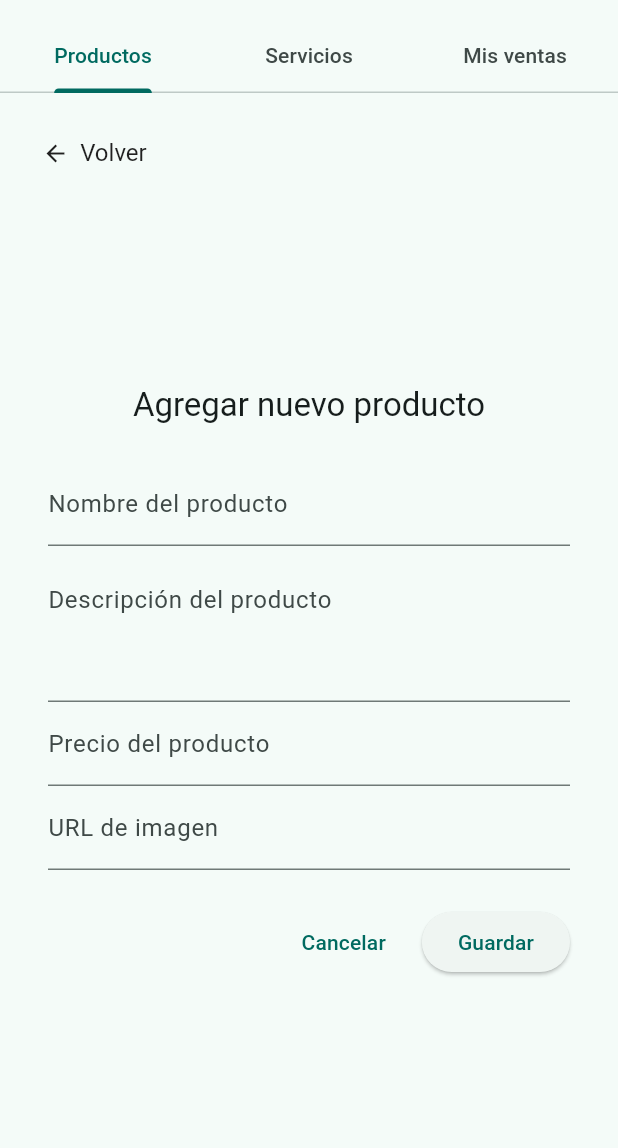
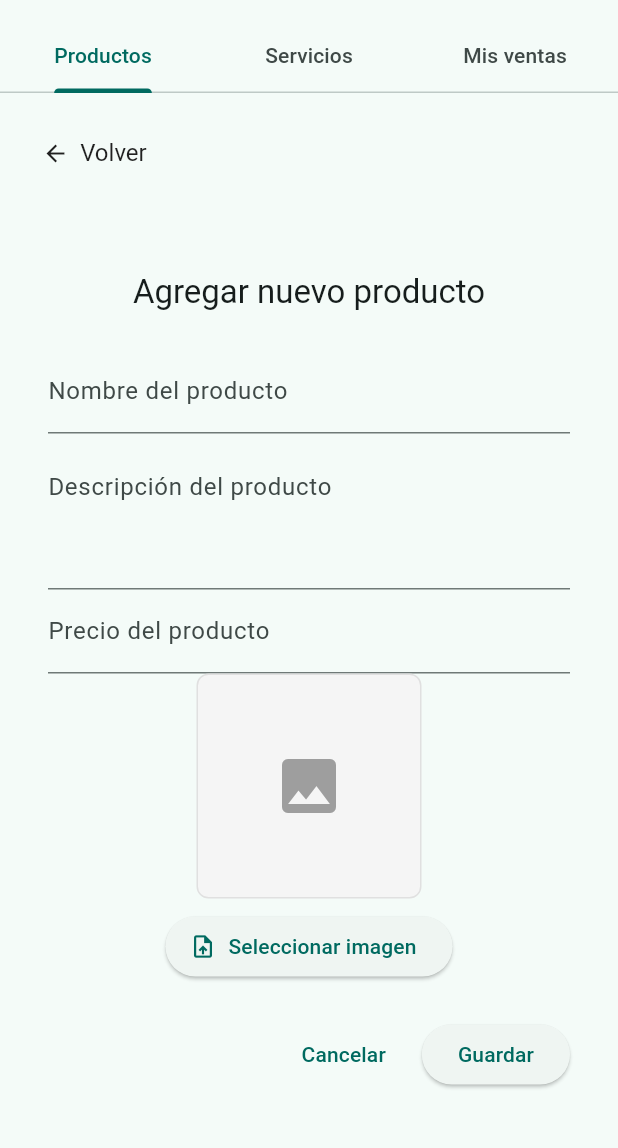
Before and after one commit to jfranciscopages/adminReginaApp, a Flutter app: the screen it shows after launch, after a tap on "Agregar producto", on a phone screen of 412 x 824 dp, the part 63-1211 px from its top. Run offline on Flutter 3.47's test engine with Material 3 defaults, Android fonts, the light colour scheme and no system bars; our stand-ins replace cloud_firestore, firebase_core, firebase_storage, flutter_riverpod; missing offline and left inert: dart:html; accounts and stored records are empty; statements that could not run were skipped.

Commit message:
image uploader (products only)

```diff
--- a/lib/domain/product.dart
+++ b/lib/domain/product.dart
@@ -5,7 +5,8 @@ class Product {
   String name;
   String description;
   int price;
-  String? imageUrl;
+  String? imageUrl; // para compatibilidad
+  String? imagePath; // nuevo
   DateTime? createdAt;
   DateTime? deletedAt;
   String status;
@@ -16,11 +17,11 @@ class Product {
     required this.description,
     required this.price,
     this.imageUrl,
+    this.imagePath,
     this.createdAt,
     this.deletedAt,
     this.status = 'active',
   });
-
   factory Product.fromFirestore(
     DocumentSnapshot<Map<String, dynamic>> doc,
     SnapshotOptions? options,
@@ -32,6 +33,7 @@ class Product {
       description: data['description'] ?? '',
       price: data['price'] ?? 0,
       imageUrl: data['imageUrl'],
+      imagePath: data['imagePath'],
       status: data['status'] ?? 'active',
       createdAt: (data['createdAt'] as Timestamp?)?.toDate(),
       deletedAt: (data['deletedAt'] as Timestamp?)?.toDate(),
@@ -44,6 +46,7 @@ class Product {
       'description': description,
       'price': price,
       'imageUrl': imageUrl,
+      'imagePath': imagePath,
       'status': status,
       'createdAt': createdAt,
       'deletedAt': deletedAt,
--- a/lib/main.dart
+++ b/lib/main.dart
@@ -1,32 +1,14 @@
-import 'package:admin_regina_app/domain/service.dart';
-import 'package:admin_regina_app/presentation/providers/product_provider.dart';
-import 'package:admin_regina_app/presentation/providers/service_provider.dart';
 import 'package:admin_regina_app/presentation/screens/home_page.dart';
 import 'package:flutter/material.dart';
-import 'package:provider/provider.dart';
+import 'package:flutter_riverpod/flutter_riverpod.dart';
 import 'package:firebase_core/firebase_core.dart';
-import 'domain/product.dart';
 import 'firebase_options.dart';
 
 void main() async {
   WidgetsFlutterBinding.ensureInitialized();
   await Firebase.initializeApp(options: DefaultFirebaseOptions.currentPlatform);
 
-  runApp(
-    MultiProvider(
-      providers: [
-        StreamProvider<List<Product>>(
-          create: (_) => ProductProvider().getProductsStream(),
-          initialData: const [],
-        ),
-        StreamProvider<List<Service>>(
-          create: (_) => ServiceProvider().getServicesStream(),
-          initialData: const [],
-        ),
-      ],
-      child: const AdminReginaApp(),
-    ),
-  );
+  runApp(const ProviderScope(child: AdminReginaApp()));
 }
 
 class AdminReginaApp extends StatelessWidget {
--- a/lib/presentation/providers/product_provider.dart
+++ b/lib/presentation/providers/product_provider.dart
@@ -1,10 +1,8 @@
+import 'package:flutter_riverpod/flutter_riverpod.dart';
+import 'package:cloud_firestore/cloud_firestore.dart';
 import 'package:admin_regina_app/domain/product.dart';
-import 'package:cloud_firestore/cloud_firestore.dart';
 
-class ProductProvider {
-  final FirebaseFirestore _firestore = FirebaseFirestore.instance;
-
-  Stream<List<Product>> getProductsStream() {
+final productProvider = StreamProvider<List<Product>>((ref) {
   return FirebaseFirestore.instance
       .collection('products')
       .where('status', isEqualTo: 'active')
@@ -14,5 +12,4 @@ class ProductProvider {
       )
       .snapshots()
       .map((snapshot) => snapshot.docs.map((doc) => doc.data()).toList());
-  }
-}
+});
--- /dev/null
+++ b/lib/presentation/providers/product_storage_provider.dart
@@ -0,0 +1,6 @@
+import 'package:flutter_riverpod/flutter_riverpod.dart';
+import 'package:admin_regina_app/services/product_storage_service.dart';
+
+final productStorageServiceProvider = Provider<ProductStorageService>((ref) {
+  return ProductStorageService();
+});
--- a/lib/presentation/providers/service_provider.dart
+++ b/lib/presentation/providers/service_provider.dart
@@ -1,11 +1,9 @@
+import 'package:flutter_riverpod/flutter_riverpod.dart';
 import 'package:cloud_firestore/cloud_firestore.dart';
 import 'package:admin_regina_app/domain/service.dart';
 
-class ServiceProvider {
-  final FirebaseFirestore _firestore = FirebaseFirestore.instance;
-
-  Stream<List<Service>> getServicesStream() {
-    return _firestore
+final serviceProvider = StreamProvider<List<Service>>((ref) {
+  return FirebaseFirestore.instance
       .collection('services')
       .where('status', isEqualTo: 'active')
       .withConverter<Service>(
@@ -14,10 +12,4 @@ class ServiceProvider {
       )
       .snapshots()
       .map((snapshot) => snapshot.docs.map((doc) => doc.data()).toList());
-  }
-
-  Future<void> addService(Service service) {
-    final docRef = _firestore.collection('services').doc();
-    return docRef.set(service.toFirestore()..['createdAt'] = Timestamp.now());
-  }
-}
+});
--- a/lib/presentation/screens/add_product_screen.dart
+++ b/lib/presentation/screens/add_product_screen.dart
@@ -1,4 +1,5 @@
 import 'package:admin_regina_app/domain/product.dart';
+import 'package:admin_regina_app/presentation/widgets/image_uploader.dart';
 import 'package:cloud_firestore/cloud_firestore.dart';
 import 'package:flutter/material.dart';
 
@@ -23,9 +24,9 @@ class _AddProductScreenState extends State<AddProductScreen> {
   final _nameController = TextEditingController();
   final _descriptionController = TextEditingController();
   final _priceController = TextEditingController();
-  final _imageUrlController = TextEditingController();
 
   bool _isSubmitting = false;
+  String? _imagePath;
 
   @override
   void initState() {
@@ -35,7 +36,7 @@ class _AddProductScreenState extends State<AddProductScreen> {
       _nameController.text = p.name;
       _descriptionController.text = p.description;
       _priceController.text = p.price.toString();
-      _imageUrlController.text = p.imageUrl ?? '';
+      _imagePath = p.imagePath;
     }
   }
 
@@ -53,7 +54,7 @@ class _AddProductScreenState extends State<AddProductScreen> {
               'name': _nameController.text.trim(),
               'description': _descriptionController.text.trim(),
               'price': int.parse(_priceController.text.trim()),
-              'imageUrl': _imageUrlController.text.trim(),
+              'imagePath': _imagePath,
               'status': 'active',
               'updatedAt': FieldValue.serverTimestamp(),
             });
@@ -74,7 +75,7 @@ class _AddProductScreenState extends State<AddProductScreen> {
               'name': _nameController.text.trim(),
               'description': _descriptionController.text.trim(),
               'price': int.parse(_priceController.text.trim()),
-              'imageUrl': _imageUrlController.text.trim(),
+              'imagePath': _imagePath,
               'createdAt': FieldValue.serverTimestamp(),
               'deletedAt': null,
               'status': 'active',
@@ -174,12 +175,18 @@ class _AddProductScreenState extends State<AddProductScreen> {
                           return null;
                         },
                       ),
-                      TextFormField(
-                        controller: _imageUrlController,
-                        decoration: const InputDecoration(
-                          labelText: 'URL de imagen',
-                        ),
+                      ImageUploader(
+                        productId:
+                            widget.productToEdit?.id ??
+                            DateTime.now().millisecondsSinceEpoch.toString(),
+                        initialImagePath: widget.productToEdit?.imagePath,
+                        onImageUploaded: (path) {
+                          setState(() {
+                            _imagePath = path;
+                          });
+                        },
                       ),
+
                       const SizedBox(height: 24),
                       Row(
                         mainAxisAlignment: MainAxisAlignment.end,
--- a/lib/presentation/screens/home_page.dart
+++ b/lib/presentation/screens/home_page.dart
@@ -1,21 +1,25 @@
 import 'package:admin_regina_app/domain/order.dart';
 import 'package:admin_regina_app/domain/product.dart';
 import 'package:admin_regina_app/domain/service.dart';
+import 'package:admin_regina_app/presentation/providers/product_provider.dart';
+import 'package:admin_regina_app/presentation/providers/product_storage_provider.dart';
 import 'package:admin_regina_app/presentation/providers/purchase_order_provider.dart';
+import 'package:admin_regina_app/presentation/providers/service_provider.dart';
 import 'package:admin_regina_app/presentation/screens/add_product_screen.dart';
 import 'package:admin_regina_app/presentation/screens/add_service_screen.dart';
 import 'package:cloud_firestore/cloud_firestore.dart';
 import 'package:flutter/material.dart';
-import 'package:provider/provider.dart';
+import 'package:flutter_riverpod/flutter_riverpod.dart'; // ✅
 
-class HomePage extends StatefulWidget {
+class HomePage extends ConsumerStatefulWidget {
   const HomePage({super.key});
 
   @override
-  State<HomePage> createState() => _HomePageState();
+  ConsumerState<HomePage> createState() => _HomePageState();
 }
 
-class _HomePageState extends State<HomePage> with TickerProviderStateMixin {
+class _HomePageState extends ConsumerState<HomePage>
+    with TickerProviderStateMixin {
   late TabController _tabController;
   bool _showAddProductForm = false;
   bool _showAddServiceForm = false;
@@ -34,8 +38,8 @@ class _HomePageState extends State<HomePage> with TickerProviderStateMixin {
 
   @override
   Widget build(BuildContext context) {
-    final products = context.watch<List<Product>>();
-    final services = context.watch<List<Service>>();
+    final products = ref.watch(productProvider);
+    final services = ref.watch(serviceProvider);
 
     return Scaffold(
       appBar: AppBar(
@@ -52,8 +56,16 @@ class _HomePageState extends State<HomePage> with TickerProviderStateMixin {
       body: TabBarView(
         controller: _tabController,
         children: [
-          _buildProductSection(products),
-          _buildServiceSection(services),
+          products.when(
+            data: (products) => _buildProductSection(products),
+            loading: () => const Center(child: CircularProgressIndicator()),
+            error: (e, _) => Center(child: Text('Error: $e')),
+          ),
+          services.when(
+            data: (services) => _buildServiceSection(services),
+            loading: () => const Center(child: CircularProgressIndicator()),
+            error: (e, _) => Center(child: Text('Error: $e')),
+          ),
           _buildSalesSection(),
         ],
       ),
@@ -99,7 +111,10 @@ class _HomePageState extends State<HomePage> with TickerProviderStateMixin {
               return SingleChildScrollView(
                 scrollDirection: Axis.vertical,
                 child: ConstrainedBox(
-                  constraints: BoxConstraints(minHeight: constraints.maxHeight),
+                  constraints: BoxConstraints(
+                    minHeight: constraints.maxHeight,
+                    maxWidth: 1000,
+                  ),
                   child: Align(
                     alignment: Alignment.topCenter,
                     child: SingleChildScrollView(
@@ -111,7 +126,7 @@ class _HomePageState extends State<HomePage> with TickerProviderStateMixin {
                         columns: const [
                           DataColumn(
                             label: Text(
-                              'Nombre',
+                              'Producto',
                               style: TextStyle(fontWeight: FontWeight.bold),
                             ),
                           ),
@@ -133,8 +148,74 @@ class _HomePageState extends State<HomePage> with TickerProviderStateMixin {
                             products.map((product) {
                               return DataRow(
                                 cells: [
-                                  DataCell(Text(product.name)),
-                                  DataCell(Text(product.description)),
+                                  DataCell(
+                                    FutureBuilder<String>(
+                                      future: ref
+                                          .read(productStorageServiceProvider)
+                                          .getProductImageUrl(product),
+                                      builder: (context, snapshot) {
+                                        Widget imageWidget;
+
+                                        if (snapshot.connectionState ==
+                                            ConnectionState.waiting) {
+                                          imageWidget = const SizedBox(
+                                            width: 40,
+                                            height: 40,
+                                          ); // o shimmer si querés
+                                        } else if (snapshot.hasError ||
+                                            !snapshot.hasData) {
+                                          imageWidget = const Icon(
+                                            Icons.broken_image,
+                                            size: 40,
+                                          );
+                                        } else {
+                                          imageWidget = Image.network(
+                                            snapshot.data!,
+                                            width: 40,
+                                            height: 40,
+                                            fit: BoxFit.cover,
+                                            errorBuilder:
+                                                (context, error, stackTrace) =>
+                                                    const Icon(
+                                                      Icons.broken_image,
+                                                      size: 40,
+                                                    ),
+                                          );
+                                        }
+
+                                        return Row(
+                                          children: [
+                                            imageWidget,
+                                            const SizedBox(width: 8),
+                                            Container(
+                                              constraints: const BoxConstraints(
+                                                maxWidth: 180,
+                                              ),
+                                              child: Text(
+                                                product.name,
+                                                overflow: TextOverflow.ellipsis,
+                                                maxLines: 1,
+                                              ),
+                                            ),
+                                          ],
+                                        );
+                                      },
+                                    ),
+                                  ),
+
+                                  DataCell(
+                                    Container(
+                                      constraints: const BoxConstraints(
+                                        maxWidth: 400,
+                                      ),
+                                      child: Text(
+                                        product.description,
+                                        overflow: TextOverflow.ellipsis,
+                                        maxLines: 1,
+                                      ),
+                                    ),
+                                  ),
+
                                   DataCell(Text('\$${product.price}')),
                                   DataCell(
                                     Row(
--- /dev/null
+++ b/lib/presentation/widgets/image_uploader.dart
@@ -0,0 +1,137 @@
+import 'dart:typed_data';
+import 'dart:html' as html;
+import 'package:flutter/material.dart';
+import 'package:flutter_riverpod/flutter_riverpod.dart';
+import 'package:admin_regina_app/domain/product.dart';
+import 'package:admin_regina_app/presentation/providers/product_storage_provider.dart';
+
+class ImageUploader extends ConsumerStatefulWidget {
+  final String productId;
+  final Function(String imagePath) onImageUploaded;
+  final String? initialImagePath;
+
+  const ImageUploader({
+    super.key,
+    required this.productId,
+    required this.onImageUploaded,
+    this.initialImagePath,
+  });
+
+  @override
+  ConsumerState<ImageUploader> createState() => _ImageUploaderState();
+}
+
+class _ImageUploaderState extends ConsumerState<ImageUploader> {
+  String? _imageUrlPreview;
+  bool _isUploading = false;
+
+  @override
+  void initState() {
+    super.initState();
+    if (widget.initialImagePath != null) {
+      _loadImageFromPath(widget.initialImagePath!);
+    }
+  }
+
+  Future<void> _loadImageFromPath(String path) async {
+    final storageService = ref.read(productStorageServiceProvider);
+    final url = await storageService.getProductImageUrl(
+      Product(
+        id: widget.productId,
+        name: '',
+        description: '',
+        price: 0,
+        imagePath: path,
+        status: 'active',
+      ),
+    );
+    setState(() {
+      _imageUrlPreview = url;
+    });
+  }
+
+  Future<void> _pickImage() async {
+    final uploadInput = html.FileUploadInputElement()..accept = 'image/*';
+    uploadInput.click();
+
+    uploadInput.onChange.listen((event) {
+      final file = uploadInput.files?.first;
+      if (file == null) return;
+
+      final reader = html.FileReader();
+
+      reader.readAsArrayBuffer(file);
+      reader.onLoadEnd.listen((e) async {
+        final storageService = ref.read(productStorageServiceProvider);
+        final bytes = reader.result as Uint8List;
+
+        setState(() {
+          _isUploading = true;
+        });
+
+        final path = await storageService.uploadProductImage(bytes, file.name);
+
+        widget.onImageUploaded(file.name);
+
+        final url = await storageService.getProductImageUrl(
+          Product(
+            id: widget.productId,
+            name: '',
+            description: '',
+            price: 0,
+            imagePath: file.name,
+            status: 'active',
+          ),
+        );
+
+        setState(() {
+          _imageUrlPreview = url;
+          _isUploading = false;
+        });
+      });
+    });
+  }
+
+  @override
+  Widget build(BuildContext context) {
+    Widget imagePreviewBox;
+    if (_isUploading) {
+      imagePreviewBox = const Center(child: CircularProgressIndicator());
+    } else if (_imageUrlPreview != null) {
+      imagePreviewBox = Image.network(
+        _imageUrlPreview!,
+        fit: BoxFit.cover,
+        width: 150,
+        height: 150,
+      );
+    } else {
+      imagePreviewBox = const Icon(Icons.image, size: 48, color: Colors.grey);
+
+      // Alternativa si querés dejar solo texto:
+      // imagePreviewBox = const Text('Imagen sin seleccionar');
+    }
+
+    return Column(
+      children: [
+        Container(
+          width: 150,
+          height: 150,
+          decoration: BoxDecoration(
+            border: Border.all(color: Colors.grey.shade300),
+            borderRadius: BorderRadius.circular(8),
+            color: Colors.grey.shade100,
+          ),
+          clipBehavior: Clip.hardEdge,
+          alignment: Alignment.center,
+          child: imagePreviewBox,
+        ),
+        const SizedBox(height: 8),
+        ElevatedButton.icon(
+          onPressed: _pickImage,
+          icon: const Icon(Icons.upload_file),
+          label: const Text('Seleccionar imagen'),
+        ),
+      ],
+    );
+  }
+}
--- a/pubspec.yaml
+++ b/pubspec.yaml
@@ -36,9 +36,13 @@ dependencies:
   cloud_firestore: ^4.14.0
   go_router: ^13.2.2
   provider: ^6.1.2
-  flutter_riverpod: ^2.5.1
+  flutter_riverpod: ^2.6.1
   intl: ^0.18.1
   firebase_storage: ^11.7.7
+  image_picker: ^1.1.2
+  path_provider: ^2.1.5
+  path: ^1.9.1
+  html: ^0.15.6
 
 dev_dependencies:
   flutter_test:
```
Also changed, not shown: lib/services/product_storage_service.dart (added, +21 -0 lines), pubspec.lock, 1 other file. Lines whose indentation alone changed are shown as unchanged.
